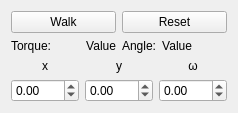
Old version of the form src/nimbro/tools/walk_control/src/walkcontrol.ui in the repository AIS-Bonn/humanoid_op_ros.
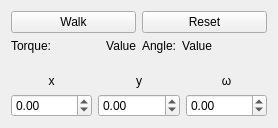
New version of the form.

Patch:
```diff
--- a/src/nimbro/tools/walk_control/src/walkcontrol.ui
+++ b/src/nimbro/tools/walk_control/src/walkcontrol.ui
@@ -6,8 +6,8 @@
    <rect>
     <x>0</x>
     <y>0</y>
-    <width>213</width>
-    <height>101</height>
+    <width>278</width>
+    <height>128</height>
    </rect>
   </property>
   <property name="windowTitle">
```
Left out of the diff: 2 changed lines with no effect on the pictures.
